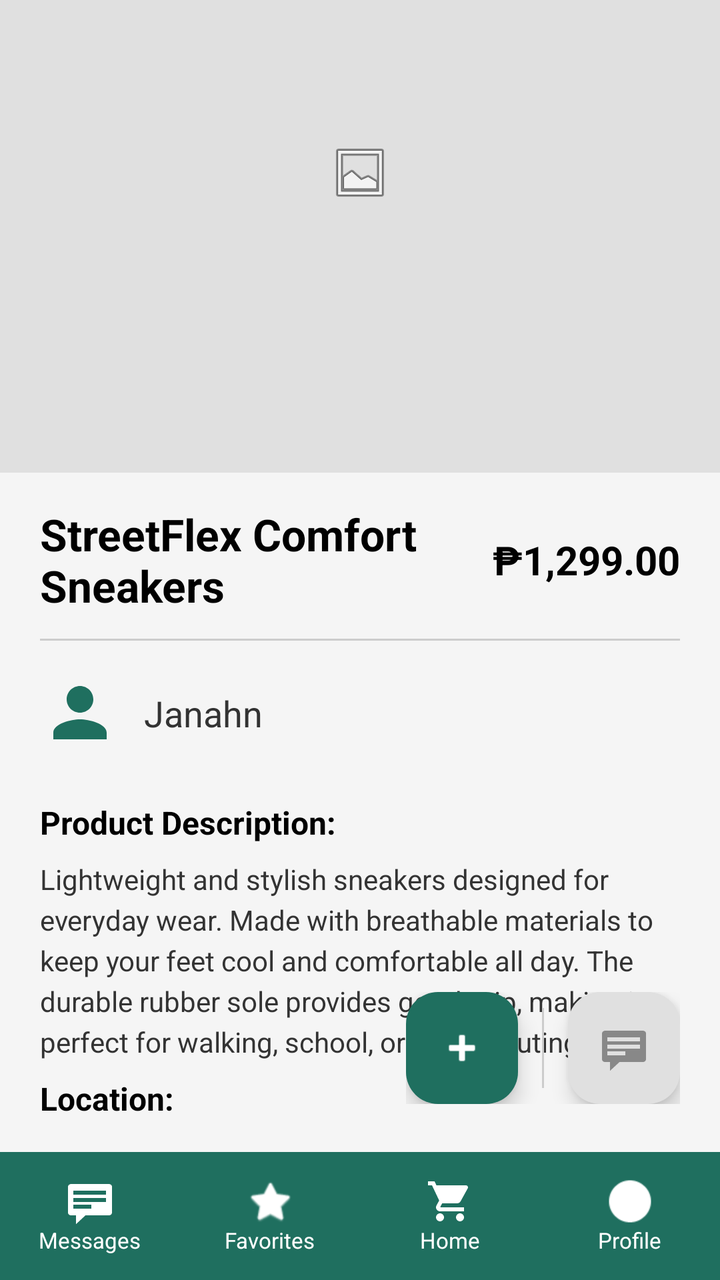
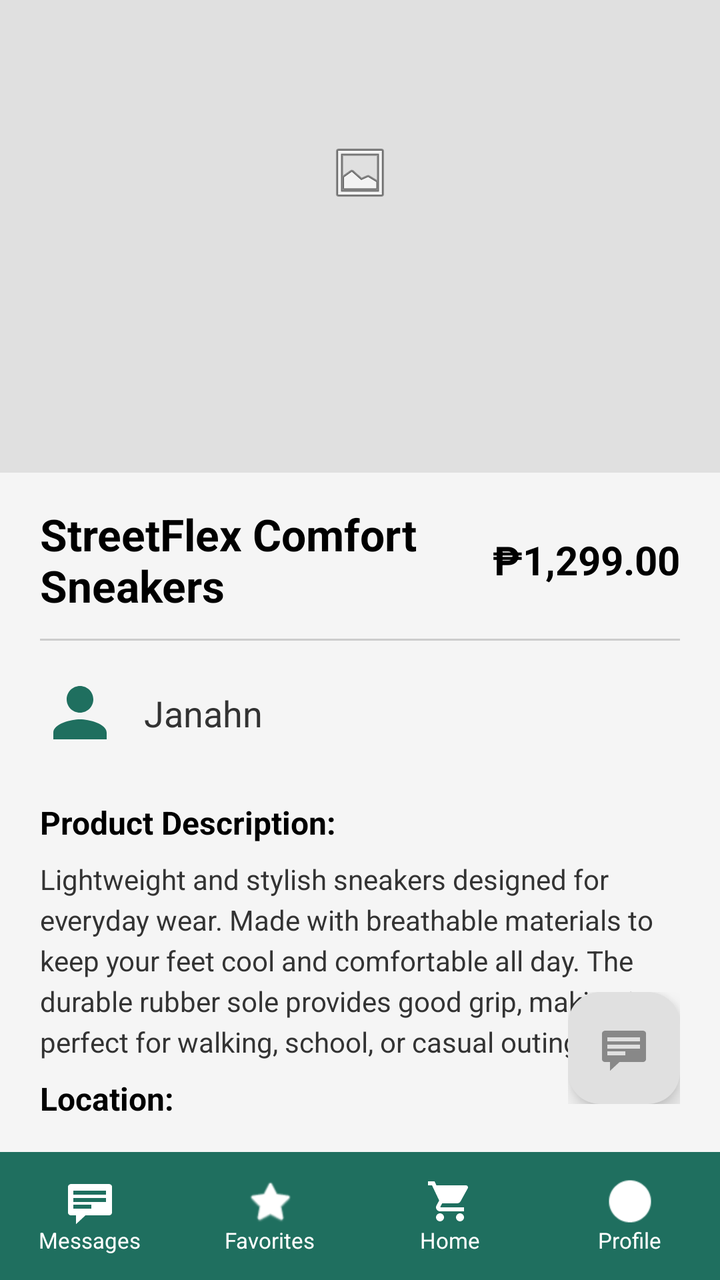

Screens rendered from an Android XML layout before and after an edit, with the pre-edit source and the edit as a unified diff.
<!-- AndroidManifest.xml: application theme Theme.AppDevLocalBuyAndSellSystem -->
<!-- res/layout/product_details.xml -->
<?xml version="1.0" encoding="utf-8"?>
<androidx.constraintlayout.widget.ConstraintLayout xmlns:android="http://schemas.android.com/apk/res/android"
    xmlns:app="http://schemas.android.com/apk/res-auto"
    xmlns:tools="http://schemas.android.com/tools"
    android:layout_width="match_parent"
    android:layout_height="match_parent"
    android:background="#F5F5F5">

    

    <androidx.core.widget.NestedScrollView
        android:layout_width="match_parent"
        android:layout_height="0dp"
        android:fillViewport="true"
        app:layout_constraintBottom_toTopOf="@id/bottomNavBar">

        <androidx.constraintlayout.widget.ConstraintLayout
            android:layout_width="match_parent"
            android:layout_height="wrap_content"
            android:paddingBottom="100dp">

            
            <ImageView
                android:id="@+id/ivProductDetailImage"
                android:layout_width="match_parent"
                android:layout_height="300dp"
                android:background="#E0E0E0"
                android:contentDescription="@string/product_image_desc"
                android:scaleType="centerInside"
                android:src="@android:drawable/ic_menu_gallery"
                app:layout_constraintTop_toTopOf="parent"
                tools:layout_editor_absoluteX="-59dp" />

            
            <TextView
                android:id="@+id/tvProductDetailTitle"
                android:layout_width="0dp"
                android:layout_height="wrap_content"
                android:layout_marginStart="20dp"
                android:layout_marginTop="16dp"
                android:layout_marginEnd="12dp"
                android:text="StreetFlex Comfort Sneakers"
                android:textColor="#000000"
                android:textSize="22sp"
                android:textStyle="bold"
                app:layout_constraintEnd_toStartOf="@id/tvProductDetailPrice"
                app:layout_constraintStart_toStartOf="parent"
                app:layout_constraintTop_toBottomOf="@id/ivProductDetailImage" />

            <TextView
                android:id="@+id/tvProductDetailPrice"
                android:layout_width="wrap_content"
                android:layout_height="wrap_content"
                android:layout_marginEnd="20dp"
                android:text="₱1,299.00"
                android:textColor="#000000"
                android:textSize="20sp"
                android:textStyle="bold"
                app:layout_constraintBottom_toBottomOf="@id/tvProductDetailTitle"
                app:layout_constraintEnd_toEndOf="parent"
                app:layout_constraintTop_toTopOf="@id/tvProductDetailTitle" />

            <View
                android:id="@+id/titleDivider"
                android:layout_width="match_parent"
                android:layout_height="1dp"
                android:layout_marginHorizontal="20dp"
                android:layout_marginTop="12dp"
                android:background="#CCCCCC"
                app:layout_constraintTop_toBottomOf="@id/tvProductDetailTitle" />

            
            <androidx.constraintlayout.widget.ConstraintLayout
                android:id="@+id/sellerSection"
                android:layout_width="match_parent"
                android:layout_height="wrap_content"
                android:layout_marginTop="16dp"
                android:paddingHorizontal="20dp"
                app:layout_constraintTop_toBottomOf="@id/titleDivider">

                <ImageView
                    android:id="@+id/ivSellerProfile"
                    android:layout_width="40dp"
                    android:layout_height="40dp"
                    android:contentDescription="@string/seller_profile_desc"
                    android:scaleType="centerCrop"
                    android:src="@drawable/ic_user"
                    app:layout_constraintBottom_toBottomOf="parent"
                    app:layout_constraintStart_toStartOf="parent"
                    app:layout_constraintTop_toTopOf="parent" />

                <TextView
                    android:id="@+id/tvSellerName"
                    android:layout_width="wrap_content"
                    android:layout_height="wrap_content"
                    android:layout_marginStart="12dp"
                    android:text="Janahn"
                    android:textColor="#333333"
                    android:textSize="18sp"
                    app:layout_constraintBottom_toBottomOf="@id/ivSellerProfile"
                    app:layout_constraintStart_toEndOf="@id/ivSellerProfile"
                    app:layout_constraintTop_toTopOf="@id/ivSellerProfile" />

                <LinearLayout
                    android:layout_width="wrap_content"
                    android:layout_height="wrap_content"
                    android:gravity="center_vertical"
                    android:orientation="horizontal"
                    app:layout_constraintBottom_toBottomOf="parent"
                    app:layout_constraintTop_toTopOf="parent"
                    tools:layout_editor_absoluteX="292dp" />

            </androidx.constraintlayout.widget.ConstraintLayout>

            
            <TextView
                android:id="@+id/tvDescriptionLabel"
                android:layout_width="wrap_content"
                android:layout_height="wrap_content"
                android:layout_marginStart="20dp"
                android:layout_marginTop="24dp"
                android:text="@string/product_description_title"
                android:textColor="#000000"
                android:textSize="16sp"
                android:textStyle="bold"
                app:layout_constraintStart_toStartOf="parent"
                app:layout_constraintTop_toBottomOf="@id/sellerSection" />

            <TextView
                android:id="@+id/tvProductDetailDesc"
                android:layout_width="0dp"
                android:layout_height="wrap_content"
                android:layout_marginTop="8dp"
                android:layout_marginEnd="20dp"
                android:lineSpacingExtra="4dp"
                android:text="Lightweight and stylish sneakers designed for everyday wear. Made with breathable materials to keep your feet cool and comfortable all day. The durable rubber sole provides good grip, making it perfect for walking, school, or casual outings."
                android:textColor="#333333"
                android:textSize="14sp"
                app:layout_constraintEnd_toEndOf="parent"
                app:layout_constraintStart_toStartOf="@id/tvDescriptionLabel"
                app:layout_constraintTop_toBottomOf="@id/tvDescriptionLabel" />

            <TextView
                android:id="@+id/tvProductLocation"
                android:layout_width="wrap_content"
                android:layout_height="wrap_content"
                android:layout_marginStart="20dp"
                android:layout_marginTop="8dp"
                android:text="Location: "
                android:textColor="#000000"
                android:textSize="16sp"
                android:textStyle="bold"
                app:layout_constraintStart_toStartOf="parent"
                app:layout_constraintTop_toBottomOf="@+id/tvProductDetailDesc" />

        </androidx.constraintlayout.widget.ConstraintLayout>
    </androidx.core.widget.NestedScrollView>

    
    <LinearLayout
        android:id="@+id/fabContainer"
        android:layout_width="wrap_content"
        android:layout_height="wrap_content"
        android:layout_marginEnd="20dp"
        android:layout_marginBottom="24dp"
        android:background="@android:color/transparent"
        android:gravity="center_vertical"
        android:orientation="horizontal"
        app:layout_constraintBottom_toTopOf="@id/bottomNavBar"
        app:layout_constraintEnd_toEndOf="parent">

        
        <com.google.android.material.floatingactionbutton.FloatingActionButton
            android:id="@+id/fabAddProduct"
            android:layout_width="wrap_content"
            android:layout_height="wrap_content"
            android:src="@android:drawable/ic_input_add"
            app:backgroundTint="#1F6F5F"
            app:fabSize="normal"
            app:tint="#FFFFFF"
            android:contentDescription="@string/add_product_desc" />

        <View
            android:layout_width="1dp"
            android:layout_height="40dp"
            android:layout_marginHorizontal="12dp"
            android:background="#CCCCCC" />

        
        <com.google.android.material.floatingactionbutton.FloatingActionButton
            android:id="@+id/fabMessageSeller"
            android:layout_width="wrap_content"
            android:layout_height="wrap_content"
            android:src="@android:drawable/stat_notify_chat"
            app:backgroundTint="#E0E0E0"
            app:fabSize="normal"
            app:tint="#888888"
            android:contentDescription="@string/message_seller_desc" />

    </LinearLayout>

    
    <LinearLayout
        android:id="@+id/bottomNavBar"
        android:layout_width="match_parent"
        android:layout_height="64dp"
        android:background="#1F6F5F"
        android:baselineAligned="false"
        android:orientation="horizontal"
        app:layout_constraintBottom_toBottomOf="parent">

        <LinearLayout
            android:id="@+id/navMessages"
            android:layout_width="0dp"
            android:layout_height="match_parent"
            android:layout_weight="1"
            android:gravity="center"
            android:orientation="vertical">
            <ImageView
                android:layout_width="24dp"
                android:layout_height="24dp"
                android:src="@android:drawable/stat_notify_chat"
                app:tint="#FFFFFF"
                android:contentDescription="@null" />
            <TextView
                android:layout_width="wrap_content"
                android:layout_height="wrap_content"
                android:text="@string/messages"
                android:textColor="#FFFFFF"
                android:textSize="11sp" />
        </LinearLayout>

        <LinearLayout
            android:id="@+id/navFavorites"
            android:layout_width="0dp"
            android:layout_height="match_parent"
            android:layout_weight="1"
            android:gravity="center"
            android:orientation="vertical">
            <ImageView
                android:layout_width="24dp"
                android:layout_height="24dp"
                android:src="@android:drawable/btn_star_big_on"
                app:tint="#FFFFFF"
                android:contentDescription="@null" />
            <TextView
                android:layout_width="wrap_content"
                android:layout_height="wrap_content"
                android:text="@string/favorites"
                android:textColor="#FFFFFF"
                android:textSize="11sp" />
        </LinearLayout>

        <LinearLayout
            android:id="@+id/navHome"
            android:layout_width="0dp"
            android:layout_height="match_parent"
            android:layout_weight="1"
            android:gravity="center"
            android:orientation="vertical">
            <ImageView
                android:layout_width="24dp"
                android:layout_height="24dp"
                android:src="@drawable/ic_cart"
                app:tint="#FFFFFF"
                android:contentDescription="@null" />
            <TextView
                android:layout_width="wrap_content"
                android:layout_height="wrap_content"
                android:text="@string/home"
                android:textColor="#FFFFFF"
                android:textSize="11sp" />
        </LinearLayout>

        <LinearLayout
            android:id="@+id/navMe"
            android:layout_width="0dp"
            android:layout_height="match_parent"
            android:layout_weight="1"
            android:gravity="center"
            android:orientation="vertical">
            <ImageView
                android:layout_width="24dp"
                android:layout_height="24dp"
                android:src="@android:drawable/presence_online"
                app:tint="#FFFFFF"
                android:contentDescription="@null" />
            <TextView
                android:layout_width="wrap_content"
                android:layout_height="wrap_content"
                android:text="@string/me"
                android:textColor="#FFFFFF"
                android:textSize="11sp" />
        </LinearLayout>

    </LinearLayout>

</androidx.constraintlayout.widget.ConstraintLayout>
<!-- resources referenced by this layout -->
<resources>
  <!-- drawable ic_cart (drawable) -->
  <vector xmlns:android="http://schemas.android.com/apk/res/android"
      android:width="24dp"
      android:height="24dp"
      android:viewportWidth="24"
      android:viewportHeight="24">
      <path
          android:fillColor="#FF000000"
          android:pathData="M7,18c-1.1,0 -1.99,0.9 -1.99,2S5.9,22 7,22s2,-0.9 2,-2 -0.9,-2 -2,-2zM1,2v2h2l3.6,7.59 -1.35,2.45c-0.16,0.28 -0.25,0.61 -0.25,0.96 0,1.1 0.9,2 2,2h12v-2L7.42,15c-0.14,0 -0.25,-0.11 -0.25,-0.25l0.03,-0.12L8.1,13h7.45c0.75,0 1.41,-0.41 1.75,-1.03l3.58,-6.49c0.08,-0.14 0.12,-0.31 0.12,-0.48 0,-0.55 -0.45,-1 -1,-1L5.21,4l-0.94,-2L1,2zM17,18c-1.1,0 -1.99,0.9 -1.99,2s0.89,2 1.99,2 2,-0.9 2,-2 -0.9,-2 -2,-2z"/>
  </vector>
  <!-- drawable ic_user (drawable) -->
  <vector xmlns:android="http://schemas.android.com/apk/res/android"
      android:width="24dp"
      android:height="24dp"
      android:viewportWidth="24"
      android:viewportHeight="24">
      <path
          android:fillColor="#1F6F5F"
          android:pathData="M12,12c2.21,0 4,-1.79 4,-4s-1.79,-4 -4,-4 -4,1.79 -4,4 1.79,4 4,4zM12,14c-2.67,0 -8,1.34 -8,4v2h16v-2c0,-2.66 -5.33,-4 -8,-4z" />
  </vector>
  <string name="add_product_desc">Add product</string>
  <string name="favorites">Favorites</string>
  <string name="home">Home</string>
  <string name="me">Profile</string>
  <string name="message_seller_desc">Message seller</string>
  <string name="messages">Messages</string>
  <string name="product_description_title">Product Description:</string>
  <string name="product_image_desc">Product Image</string>
  <string name="seller_profile_desc">Seller Profile</string>
  <style name="Theme.AppDevLocalBuyAndSellSystem" parent="Base.Theme.AppDevLocalBuyAndSellSystem" />
  <style name="Base.Theme.AppDevLocalBuyAndSellSystem" parent="Theme.Material3.DayNight.NoActionBar">
          
          
      </style>
</resources>

<!-- the commit's change to res/layout/product_details.xml (unified diff, before → after) -->
@@ -171,23 +171,6 @@
 
         
         <com.google.android.material.floatingactionbutton.FloatingActionButton
-            android:id="@+id/fabAddProduct"
-            android:layout_width="wrap_content"
-            android:layout_height="wrap_content"
-            android:src="@android:drawable/ic_input_add"
-            app:backgroundTint="#1F6F5F"
-            app:fabSize="normal"
-            app:tint="#FFFFFF"
-            android:contentDescription="@string/add_product_desc" />
-
-        <View
-            android:layout_width="1dp"
-            android:layout_height="40dp"
-            android:layout_marginHorizontal="12dp"
-            android:background="#CCCCCC" />
-
-        
-        <com.google.android.material.floatingactionbutton.FloatingActionButton
             android:id="@+id/fabMessageSeller"
             android:layout_width="wrap_content"
             android:layout_height="wrap_content"
<!-- resource entries referenced after the edit -->
@@ -20,7 +20,6 @@
           android:fillColor="#1F6F5F"
           android:pathData="M12,12c2.21,0 4,-1.79 4,-4s-1.79,-4 -4,-4 -4,1.79 -4,4 1.79,4 4,4zM12,14c-2.67,0 -8,1.34 -8,4v2h16v-2c0,-2.66 -5.33,-4 -8,-4z" />
   </vector>
-  <string name="add_product_desc">Add product</string>
   <string name="favorites">Favorites</string>
   <string name="home">Home</string>
   <string name="me">Profile</string>
